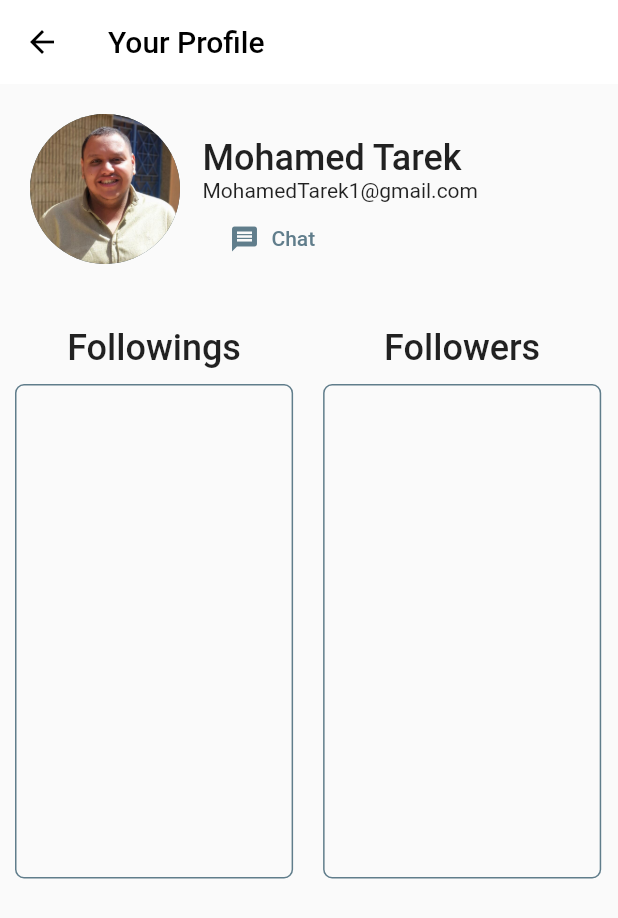
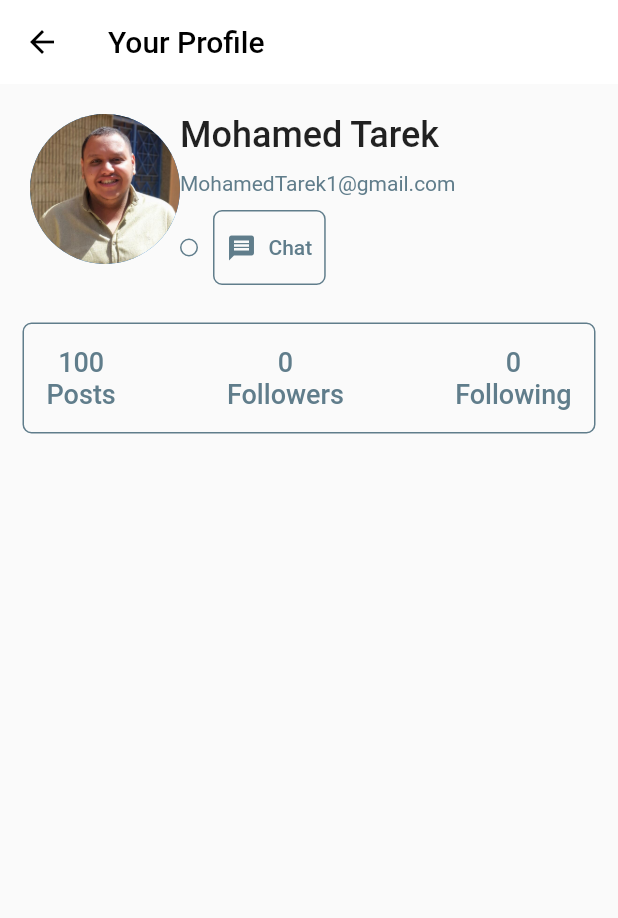
Before and after one commit to ziadHesham1/instagram-clone-flutter-mobile-application, a Flutter app: the ProfileScreen screen opened by its route, on a phone screen of 412 x 824 dp. Shown: the top 918 px of the screen. Run offline on Flutter 3.47's test engine with Material 2 defaults, Android fonts, the light colour scheme and no system bars.

Commit message:
bug fixes

```diff
--- a/lib/core/globals/global_variables.dart
+++ b/lib/core/globals/global_variables.dart
@@ -18,11 +18,11 @@
 
 // radius
   static const double postBorderRadius = 6;
-     static const double newCommentRadius = 15;
-
+  static const double newCommentRadius = 15;
 
   // Global Colors
-  static const post_border_color = Colors.blueGrey;
+  static const primary_color = Colors.blueGrey;
+  static const TextStyle redText = TextStyle(color: Colors.red);
 
   // Global Styles
   static const TextStyle header = TextStyle(
@@ -33,13 +33,22 @@
     fontSize: 20,
     fontWeight: FontWeight.w500,
   );
-  static const TextStyle bigger_text = TextStyle(
+  static const TextStyle post_content_text = TextStyle(
     fontSize: 18,
     // fontWeight: FontWeight.w500,
+  );
+  static const TextStyle profile_details_text = TextStyle(
+    fontSize: 18,
+    color: primary_color,
+    fontWeight: FontWeight.w500,
   );
 
   static const postTextStyle = TextStyle(
     fontSize: 18,
   );
-  static const TextStyle redText = TextStyle(color: Colors.red);
+
+  static BoxDecoration boxDecoration = BoxDecoration(
+    borderRadius: BorderRadius.circular(GlobalVariables.postBorderRadius),
+    border: Border.all(color: GlobalVariables.primary_color),
+  );
 }
--- a/lib/core/globals/global_widgets/titled_widget.dart
+++ b/lib/core/globals/global_widgets/titled_widget.dart
@@ -16,10 +16,7 @@
     return Container(
       margin: const EdgeInsets.all(10),
       padding: const EdgeInsets.all(10),
-      decoration: BoxDecoration(
-        borderRadius: BorderRadius.circular(GlobalVariables.postBorderRadius),
-        border: Border.all(color: GlobalVariables.post_border_color),
-      ),
+      decoration: GlobalVariables.boxDecoration,
       width: double.infinity,
       height: 75,
       child: Center(
--- a/lib/home_screen/app_drawer.dart
+++ b/lib/home_screen/app_drawer.dart
@@ -70,7 +70,7 @@
       // post publisher user name
       title: Text(
         user.name,
-        style: GlobalVariables.bigger_text,
+        style: GlobalVariables.post_content_text,
       ),
       // subtitle: Text('isLoggedIn : ${user.isLoggedIn}'),
       trailing: TextButton(
--- a/lib/home_screen/posts/comment/comment_widget.dart
+++ b/lib/home_screen/posts/comment/comment_widget.dart
@@ -18,10 +18,7 @@
     return Container(
       margin: const EdgeInsets.all(5),
       padding: const EdgeInsets.only(bottom: 15),
-      decoration: BoxDecoration(
-        borderRadius: BorderRadius.circular(GlobalVariables.postBorderRadius),
-        border: Border.all(color: GlobalVariables.post_border_color),
-      ),
+      decoration: GlobalVariables.boxDecoration,
       width: double.infinity,
       child: Column(
         children: [
--- a/lib/home_screen/posts/comment/new_comment.dart
+++ b/lib/home_screen/posts/comment/new_comment.dart
@@ -36,7 +36,8 @@
         controller: controller,
         onSubmitted: (value) {
           GlobalSnackbar.show(context, controller.text);
-          postProvider.addComment(
+         setState(() {
+            postProvider.addComment(
             widget.post.id,
             CommentModel(
               id: DateTime.now().toString(),
@@ -45,6 +46,7 @@
               commentContent: controller.text,
             ),
           );
+         });
           controller.clear();
         },
       ),
--- a/lib/home_screen/posts/post/post_widget.dart
+++ b/lib/home_screen/posts/post/post_widget.dart
@@ -30,10 +30,7 @@
     return Container(
       margin: const EdgeInsets.all(10),
       // padding: const EdgeInsets.all(10),
-      decoration: BoxDecoration(
-        borderRadius: BorderRadius.circular(GlobalVariables.postBorderRadius),
-        border: Border.all(color: GlobalVariables.post_border_color),
-      ),
+      decoration: GlobalVariables.boxDecoration,
       width: double.infinity,
       child: Column(
         children: [
--- a/lib/main.dart
+++ b/lib/main.dart
@@ -41,12 +41,13 @@
       child: MaterialApp(
         title: 'Arabian Social Media',
         theme: ThemeData(
-          primarySwatch: Colors.blueGrey,
           appBarTheme: const AppBarTheme(
             backgroundColor: Colors.white,
             foregroundColor: Colors.black,
             elevation: 0,
           ),
+          colorScheme: ColorScheme.fromSwatch(primarySwatch: Colors.blueGrey)
+              .copyWith(secondary: Colors.black),
         ),
         routes: {
           '/': (context) => const HomeScreen(),
--- a/lib/profile/follow_lists_checker.dart
+++ b/lib/profile/follow_lists_checker.dart
@@ -22,7 +22,6 @@
 
   @override
   Widget build(BuildContext context) {
-    UsersProvider userProvider = Provider.of<UsersProvider>(context);
     var mediaQuery = MediaQuery.of(context);
 
     widgetHeight = mediaQuery.size.height * 0.4;
@@ -31,24 +30,19 @@
       children: [
         buildUsersList(
           'Followings',
-          userProvider,
           widget.user.followings,
         ),
         buildUsersList(
           'Followers',
-          userProvider,
           widget.user.followers,
         ),
       ],
     );
   }
 
-  Widget buildUsersList(
-    String header,
-    UsersProvider userProvider,
-    Set<String> userIdsList,
-  ) {
-    var loggedInUser = userProvider.loggedInUser();
+  Widget buildUsersList(String header, Set<String> userIdsList) {
+    UsersProvider userProvider = Provider.of<UsersProvider>(context);
+    UsersModel? loggedInUser = userProvider.loggedInUser();
 
     return Column(
       children: [
@@ -61,34 +55,20 @@
           width: widgetWidth,
           margin: const EdgeInsets.all(10),
           // padding: const EdgeInsets.all(10),
-          decoration: BoxDecoration(
-            borderRadius:
-                BorderRadius.circular(GlobalVariables.postBorderRadius),
-            border: Border.all(color: GlobalVariables.post_border_color),
-          ),
+          decoration: GlobalVariables.boxDecoration,
           child: ListView.builder(
             itemCount: userIdsList.length,
             itemBuilder: (context, index) {
-              var user = userProvider.findUserById(userIdsList.elementAt(index));
+              var user =
+                  userProvider.findUserById(userIdsList.elementAt(index));
               return ListTile(
                 // post publisher profile picture
-
-                /*  InkWell(
-            onTap: () {
-              if (loggedInUser != null) {
-                Navigator.of(context).pushNamed(ProfileScreen.routeName);
-              } else {
-                GlobalSnackbar.showWithLoginAction(
-                  context,
-                  'You need to login to see your profile!!',
-                );
-              }
-            }, */
 
                 leading: InkWell(
                   onTap: () {
                     if (loggedInUser != null) {
-                      Navigator.of(context).pushNamed(ProfileScreen.routeName);
+                      Navigator.of(context).pushNamed(ProfileScreen.routeName,
+                          arguments: user.id);
                     } else {
                       GlobalSnackbar.showWithLoginAction(
                         context,
@@ -103,7 +83,7 @@
                 // post publisher user name
                 title: Text(
                   user.name,
-                  style: GlobalVariables.bigger_text,
+                  style: GlobalVariables.post_content_text,
                 ),
                 // subtitle: Text('isLoggedIn : ${user.isLoggedIn}'),
               );
--- a/lib/profile/profile_screen.dart
+++ b/lib/profile/profile_screen.dart
@@ -1,6 +1,7 @@
 import 'package:flutter/material.dart';
 import 'package:instagram_clone/core/globals/global_widgets.dart';
 import 'package:instagram_clone/home_screen/posts/post/follow_button_widget.dart';
+import 'package:instagram_clone/main.dart';
 import 'package:instagram_clone/profile/follow_lists_checker.dart';
 import 'package:provider/provider.dart';
 
@@ -16,8 +17,8 @@
     // MediaQueryData mediaQuery = MediaQuery.of(context);
 
     UsersProvider userProvider = Provider.of<UsersProvider>(context);
-    var loggedInUser = userProvider.loggedInUser();
-    var clickedPostUserId =
+    UsersModel? loggedInUser = userProvider.loggedInUser();
+    String? clickedPostUserId =
         ModalRoute.of(context)!.settings.arguments as String?;
 
     UsersModel? user;
@@ -32,20 +33,14 @@
         title: const Text('Your Profile'),
       ),
       body: user != null
-          ? Column(
+          ? SingleChildScrollView(
+              child: Column(
                 children: [
-                Container(
-                  margin: const EdgeInsets.all(20),
-                  child: Row(
-                    crossAxisAlignment: CrossAxisAlignment.start,
-                    children: [
-                      buildProfilePicture(user),
                   buildProfileDetails(user),
+                  buildProfileNumbers(user),
+                  // FollowListsChecker(user),
                 ],
               ),
-                ),
-                FollowListsChecker(user,/* mediaQuery */),
-              ],
             )
           : const Text(
               'No Profile Found',
@@ -54,69 +49,81 @@
     );
   }
 
-  Container buildProfileDetails(UsersModel user) {
+  Widget buildProfileDetails(UsersModel user) {
     return Container(
-      margin: const EdgeInsets.all(15),
-      child: Column(
+      margin: const EdgeInsets.fromLTRB(20, 20, 20, 0),
+      child: Row(
+        crossAxisAlignment: CrossAxisAlignment.start,
+        children: [
+          CircleAvatar(
+            radius: 50.0,
+            backgroundImage: AssetImage(user.imgPath),
+          ),
+          Column(
             crossAxisAlignment: CrossAxisAlignment.start,
             children: [
               Text(
                 user.name,
                 style: GlobalVariables.header,
               ),
-          Text(user.email),
+              const SizedBox(
+                height: 10,
+              ),
+              Text(
+                user.email,
+                style: const TextStyle(color: GlobalVariables.primary_color),
+              ),
+              // follow and chat buttons
               Row(
                 children: [
-              FollowButtonWidget(user.id),
-              TextButton.icon(
+                  Container(
+                      decoration: GlobalVariables.boxDecoration,
+                      child: FollowButtonWidget(user.id)),
+
+                  // chat button
+                  Container(
+                    margin: const EdgeInsets.all(10),
+                    decoration: GlobalVariables.boxDecoration,
+                    child: TextButton.icon(
                         onPressed: () {},
                         icon: GlobalWidgets.chat_icon,
                         label: const Text('Chat')),
+                  ),
                 ],
               )
+            ],
+          ),
         ],
       ),
     );
   }
 
-  Widget buildProfilePicture(UsersModel user) {
-    return CircleAvatar(
-      radius: 50.0,
-      backgroundImage: AssetImage(user.imgPath
-          // : GlobalVariables.anonymousImg,
+  Widget buildProfileNumbers(UsersModel user) {
+    return Container(
+      padding: const EdgeInsets.all(15),
+      margin: const EdgeInsets.all(15),
+      decoration: GlobalVariables.boxDecoration,
+      child: Row(
+        mainAxisAlignment: MainAxisAlignment.spaceBetween,
+        children: [
+          buildNumberBox(100, 'Posts'),
+          buildNumberBox(user.followers.length, 'Followers'),
+          buildNumberBox(user.followings.length, 'Following'),
+        ],
       ),
     );
   }
 
-  Widget buildUsersList(
-      String header, UsersProvider userProvider, List<String> userIdsList) {
+  Widget buildNumberBox(int number, String txt) {
     return Column(
       children: [
         Text(
-          header,
-          style: GlobalVariables.header,
+          '$number',
+          style: GlobalVariables.profile_details_text,
         ),
-        SizedBox(
-          width: 200,
-          height: 200,
-          child: ListView.builder(
-            itemCount: userIdsList.length,
-            itemBuilder: (context, index) {
-              var user = userProvider.findUserById(userIdsList[index]);
-              return ListTile(
-                // post publisher profile picture
-                leading: CircleAvatar(
-                  backgroundImage: AssetImage(user.imgPath),
-                ),
-                // post publisher user name
-                title: Text(
-                  user.name,
-                  style: GlobalVariables.bigger_text,
-                ),
-                // subtitle: Text('isLoggedIn : ${user.isLoggedIn}'),
-              );
-            },
-          ),
+        Text(
+          txt,
+          style: GlobalVariables.profile_details_text,
         ),
       ],
     );
```
Lines whose indentation alone changed are shown as unchanged.
